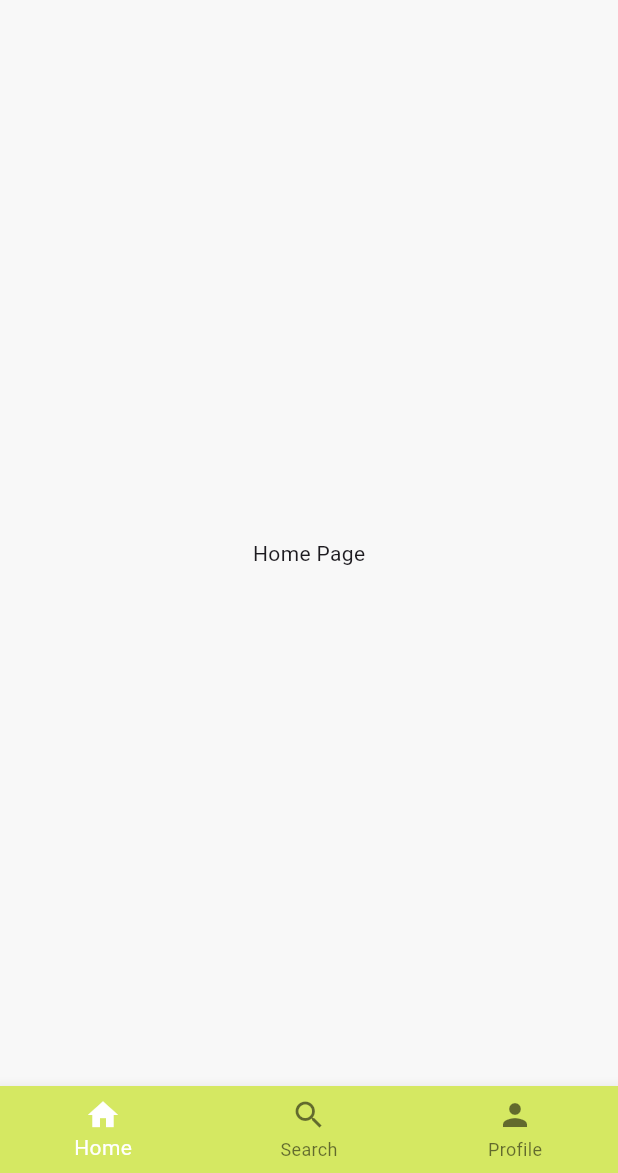
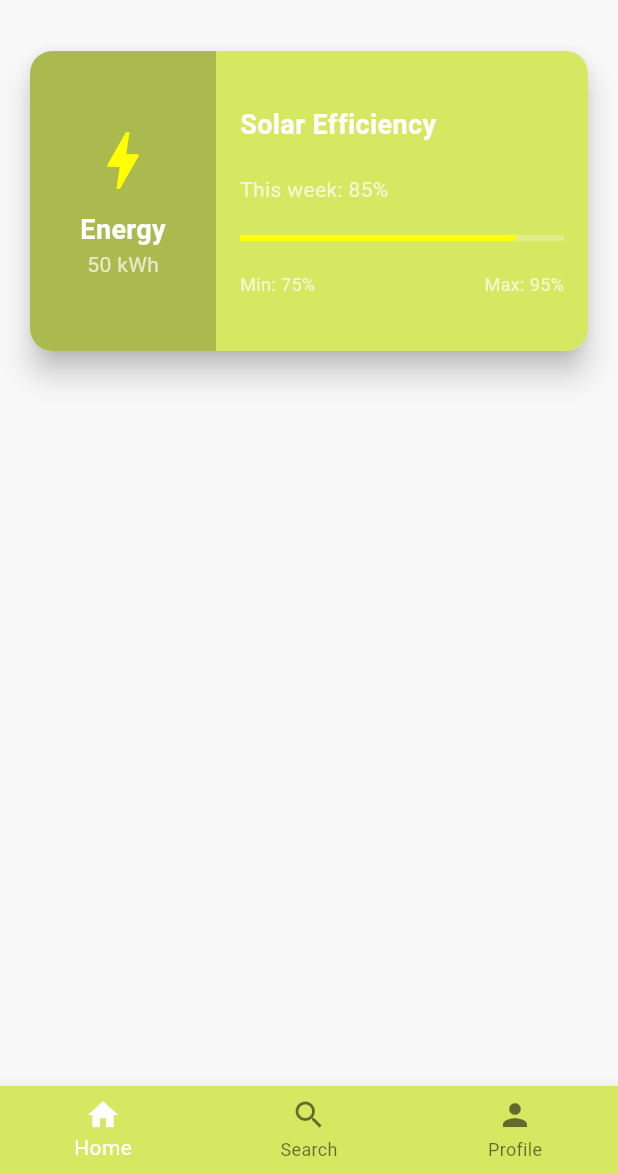
Before and after one commit to amirazadii/FlutterApplication, a Flutter app: the screen it shows after launch, on a phone screen of 412 x 824 dp, the part 63-1236 px from its top. Run offline on Flutter 3.47's test engine with Material 3 defaults, Android fonts, the light colour scheme and no system bars.

Commit message:
Add card on home page

```diff
--- a/solarsmart/lib/main.dart
+++ b/solarsmart/lib/main.dart
@@ -25,7 +25,7 @@
 
   // لیست صفحات
   final List<Widget> _pages = [
-    Center(child: Text('Home Page')), // صفحه اصلی
+    HomePage(), // صفحه اصلی (شامل کارت گرافیکی)
     Center(child: Text('Search Page')), // صفحه جستجو
     Center(child: Text('Profile Page')), // صفحه پروفایل
   ];
@@ -62,12 +62,12 @@
               decoration: BoxDecoration(
                 color: Color.fromARGB(255, 213, 232, 98), // رنگ سربرگ
               ),
-              child: Text(
-                'Menu Header',
-                style: TextStyle(
-                  color: Colors.white,
-                  fontSize: 24,
-                ),
+              child: Center(
+                child: Text('Solar smart Risskovteknik Demo',
+                    style: TextStyle(
+                      color: Color.fromARGB(255, 20, 5, 81),
+                      fontSize: 16,
+                    )),
               ),
             ),
             ListTile(
@@ -133,3 +133,124 @@
     );
   }
 }
+
+// صفحه اصلی (Home Page) شامل کارت گرافیکی
+class HomePage extends StatelessWidget {
+  @override
+  Widget build(BuildContext context) {
+    return SafeArea(
+      child: Padding(
+        padding: const EdgeInsets.all(16.0),
+        child: Card(
+          elevation: 8, // سایه کارت
+          shape: RoundedRectangleBorder(
+            borderRadius: BorderRadius.circular(15), // گوشه‌های گرد کارت
+          ),
+          clipBehavior: Clip.antiAlias,
+          child: Container(
+            height: 200,
+            decoration: BoxDecoration(
+              gradient: LinearGradient(
+                colors: [
+                  Color.fromARGB(255, 213, 232, 98),
+                  Color.fromARGB(255, 213, 232, 98),
+                ], // گرادیانت
+                begin: Alignment.topLeft,
+                end: Alignment.bottomRight,
+              ),
+            ),
+            child: Row(
+              children: [
+                // ستون اول
+                Expanded(
+                  flex: 1,
+                  child: Container(
+                    color: Colors.black.withOpacity(0.2), // پس‌زمینه نیمه‌شفاف
+                    child: Column(
+                      mainAxisAlignment: MainAxisAlignment.center,
+                      children: [
+                        Icon(
+                          Icons.bolt,
+                          size: 50,
+                          color: Colors.yellowAccent,
+                        ),
+                        SizedBox(height: 8),
+                        Text(
+                          'Energy',
+                          style: TextStyle(
+                            color: Colors.white,
+                            fontSize: 18,
+                            fontWeight: FontWeight.bold,
+                          ),
+                        ),
+                        Text(
+                          '50 kWh',
+                          style: TextStyle(
+                            color: Colors.white70,
+                            fontSize: 14,
+                          ),
+                        ),
+                      ],
+                    ),
+                  ),
+                ),
+                // ستون دوم
+                Expanded(
+                  flex: 2,
+                  child: Padding(
+                    padding: const EdgeInsets.all(16.0),
+                    child: Column(
+                      mainAxisAlignment: MainAxisAlignment.spaceEvenly,
+                      crossAxisAlignment: CrossAxisAlignment.start,
+                      children: [
+                        Text(
+                          'Solar Efficiency',
+                          style: TextStyle(
+                            color: Colors.white,
+                            fontSize: 18,
+                            fontWeight: FontWeight.bold,
+                          ),
+                        ),
+                        Text(
+                          'This week: 85%',
+                          style: TextStyle(
+                            color: Colors.white70,
+                            fontSize: 14,
+                          ),
+                        ),
+                        LinearProgressIndicator(
+                          value: 0.85,
+                          backgroundColor: Colors.white24,
+                          color: Colors.yellowAccent,
+                        ),
+                        Row(
+                          mainAxisAlignment: MainAxisAlignment.spaceBetween,
+                          children: [
+                            Text(
+                              'Min: 75%',
+                              style: TextStyle(
+                                color: Colors.white70,
+                                fontSize: 12,
+                              ),
+                            ),
+                            Text(
+                              'Max: 95%',
+                              style: TextStyle(
+                                color: Colors.white70,
+                                fontSize: 12,
+                              ),
+                            ),
+                          ],
+                        ),
+                      ],
+                    ),
+                  ),
+                ),
+              ],
+            ),
+          ),
+        ),
+      ),
+    );
+  }
+}
```
